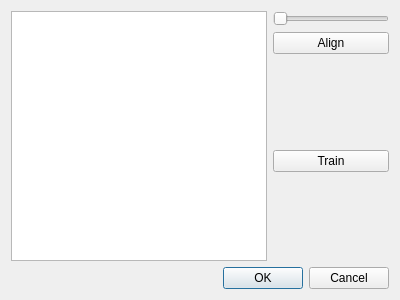
BetaRavener/TeethCV, file gui/qt/trainer.ui: the form before one commit.
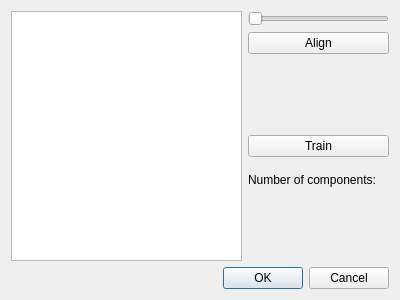
The form after the commit.

```diff
--- a/gui/qt/trainer.ui
+++ b/gui/qt/trainer.ui
@@ -58,6 +58,27 @@
          </property>
         </widget>
        </item>
+       <item>
+        <layout class="QHBoxLayout" name="horizontalLayout">
+         <property name="topMargin">
+          <number>10</number>
+         </property>
+         <item>
+          <widget class="QLabel" name="label">
+           <property name="text">
+            <string>Number of components:</string>
+           </property>
+          </widget>
+         </item>
+         <item>
+          <widget class="QLabel" name="compCountLabel">
+           <property name="text">
+            <string/>
+           </property>
+          </widget>
+         </item>
+        </layout>
+       </item>
        <item>
         <spacer name="verticalSpacer">
          <property name="orientation">
```
